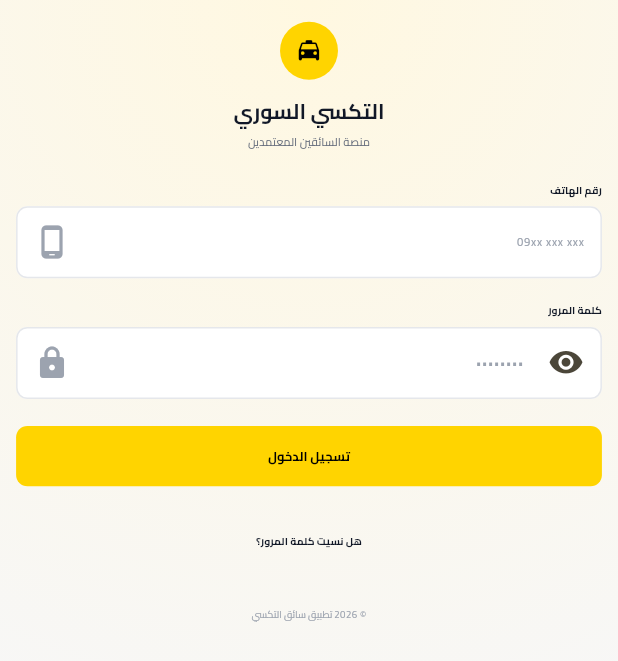
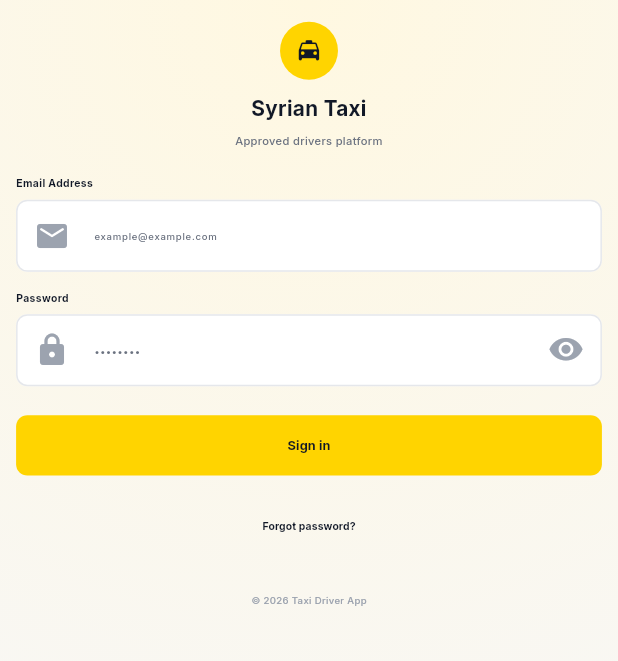
Before and after one commit to kamal635/taxi_driver_app, a Flutter app: the screen it shows after launch, on a phone screen of 412 x 824 dp. Shown: the top 661 px of the screen. Run offline on Flutter 3.47's test engine with Material 3 defaults, Android fonts, the phone set to English and light mode, and no system bars; our stand-ins replace flutter_riverpod, flutter_screenutil, go_router.

Commit message:
style(auth): polish login UI

```diff
--- a/lib/app/app.dart
+++ b/lib/app/app.dart
@@ -22,8 +22,8 @@ class TaxiDriverApp extends StatelessWidget {
         onGenerateTitle: (context) => context.l10n.appTitle,
         localizationsDelegates: AppLocalizations.localizationsDelegates,
         supportedLocales: AppLocalizations.supportedLocales,
-        locale: const Locale('ar'),
-        theme: AppTheme.light(const Locale('ar')),
+        locale: const Locale('en'),
+        theme: AppTheme.light(const Locale('en')),
         routerConfig: AppRouter.router,
       ),
     );
--- a/lib/app/theme/app_colors.dart
+++ b/lib/app/theme/app_colors.dart
@@ -11,4 +11,6 @@ final class AppColors {
 
   static const border = Color(0xFFE5E7EB);
   static const iconMuted = Color(0xFF9CA3AF);
+
+  static const erorr = Color(0xFFEF4444);
 }
--- /dev/null
+++ b/lib/app/theme/app_spacing.dart
@@ -0,0 +1,23 @@
+import 'package:flutter/widgets.dart';
+import 'package:flutter_screenutil/flutter_screenutil.dart';
+
+final class AppSpacing {
+  static SizedBox h(double value) => SizedBox(height: value.h);
+  static SizedBox w(double value) => SizedBox(width: value.w);
+
+  static SizedBox get h4 => h(4);
+  static SizedBox get h6 => h(6);
+  static SizedBox get h8 => h(8);
+  static SizedBox get h10 => h(10);
+  static SizedBox get h12 => h(12);
+  static SizedBox get h14 => h(14);
+  static SizedBox get h16 => h(16);
+  static SizedBox get h18 => h(18);
+  static SizedBox get h24 => h(24);
+  static SizedBox get h32 => h(32);
+
+  static SizedBox get w4 => w(4);
+  static SizedBox get w8 => w(8);
+  static SizedBox get w12 => w(12);
+  static SizedBox get w16 => w(16);
+}
--- a/lib/app/theme/app_typography.dart
+++ b/lib/app/theme/app_typography.dart
@@ -1,24 +1,88 @@
 import 'package:flutter/material.dart';
+import 'package:flutter_screenutil/flutter_screenutil.dart';
 import 'package:taxi_driver_app/app/theme/app_colors.dart';
 
 final class AppTypography {
-  static const title = TextStyle(
+  // Titles
+  static TextStyle get titleLg => TextStyle(
+    fontSize: 26.sp,
     fontWeight: FontWeight.w800,
     color: AppColors.textPrimary,
+    height: 1.15,
   );
 
-  static const subtitle = TextStyle(
+  static TextStyle get titleMd => TextStyle(
+    fontSize: 22.sp,
+    fontWeight: FontWeight.w800,
+    color: AppColors.textPrimary,
+    height: 1.2,
+  );
+
+  static TextStyle get titleSm => TextStyle(
+    fontSize: 18.sp,
+    fontWeight: FontWeight.w800,
+    color: AppColors.textPrimary,
+    height: 1.25,
+  );
+
+  // Subtitles
+  static TextStyle get subtitleMd => TextStyle(
+    fontSize: 14.sp,
     fontWeight: FontWeight.w500,
     color: AppColors.textSecondary,
+    height: 1.3,
   );
 
-  static const label = TextStyle(
+  static TextStyle get subtitleSm => TextStyle(
+    fontSize: 12.sp,
+    fontWeight: FontWeight.w500,
+    color: AppColors.textSecondary,
+    height: 1.3,
+  );
+
+  // Labels (for field labels, section labels)
+  static TextStyle get labelMd => TextStyle(
+    fontSize: 13.sp,
     fontWeight: FontWeight.w700,
     color: AppColors.textPrimary,
+    height: 1.25,
   );
 
-  static const body = TextStyle(
+  static TextStyle get labelSm => TextStyle(
+    fontSize: 12.sp,
+    fontWeight: FontWeight.w700,
+    color: AppColors.textPrimary,
+    height: 1.25,
+  );
+
+  // Body (regular text)
+  static TextStyle get bodyMd => TextStyle(
+    fontSize: 14.sp,
     fontWeight: FontWeight.w500,
     color: AppColors.textPrimary,
+    height: 1.35,
+  );
+
+  static TextStyle get bodySm => TextStyle(
+    fontSize: 13.sp,
+    fontWeight: FontWeight.w500,
+    color: AppColors.textPrimary,
+    height: 1.35,
+  );
+
+  // Muted body (helper text, hints)
+  static TextStyle get bodyMuted => TextStyle(
+    fontSize: 12.sp,
+    fontWeight: FontWeight.w500,
+    color: AppColors.textSecondary,
+    height: 1.35,
+  );
+
+  // Button text
+  static TextStyle get button => TextStyle(
+    fontSize: 16.sp,
+    fontWeight: FontWeight.w800,
+    color: AppColors.textPrimary,
+    height: 1.2,
   );
 }
--- a/lib/core/constants/app_icons.dart
+++ b/lib/core/constants/app_icons.dart
@@ -2,7 +2,7 @@ import 'package:flutter/material.dart';
 
 final class AppIcons {
   static const IconData taxi = Icons.local_taxi_rounded;
-  static const IconData phone = Icons.phone_android_rounded;
+  static const IconData email = Icons.email_rounded;
   static const IconData lock = Icons.lock_rounded;
   static const IconData eye = Icons.visibility_rounded;
   static const IconData eyeOff = Icons.visibility_off_rounded;
--- a/lib/core/widgets/app_button.dart
+++ b/lib/core/widgets/app_button.dart
@@ -1,6 +1,7 @@
 import 'package:flutter/material.dart';
 import 'package:flutter_screenutil/flutter_screenutil.dart';
 import 'package:taxi_driver_app/app/theme/app_colors.dart';
+import 'package:taxi_driver_app/app/theme/app_typography.dart';
 
 class AppButton extends StatelessWidget {
   const AppButton({
@@ -23,7 +24,7 @@ class AppButton extends StatelessWidget {
         onPressed: isLoading ? null : onPressed,
         style: ElevatedButton.styleFrom(
           backgroundColor: AppColors.taxiYellow,
-          foregroundColor: Colors.black,
+          foregroundColor: AppColors.textPrimary,
           elevation: 0,
           shape: RoundedRectangleBorder(
             borderRadius: BorderRadius.circular(14.r),
@@ -33,14 +34,14 @@ class AppButton extends StatelessWidget {
             ? SizedBox(
                 width: 18.w,
                 height: 18.w,
-                child: const CircularProgressIndicator(strokeWidth: 2),
+                child: const CircularProgressIndicator(
+                  strokeWidth: 2,
+                  color: AppColors.taxiYellow,
+                ),
               )
             : Text(
                 label,
-                style: TextStyle(
-                  fontSize: 16.sp,
-                  fontWeight: FontWeight.w800,
-                ),
+                style: AppTypography.button,
               ),
       ),
     );
--- a/lib/core/widgets/app_text_button.dart
+++ b/lib/core/widgets/app_text_button.dart
@@ -1,6 +1,7 @@
 import 'package:flutter/material.dart';
 import 'package:flutter_screenutil/flutter_screenutil.dart';
 import 'package:taxi_driver_app/app/theme/app_colors.dart';
+import 'package:taxi_driver_app/app/theme/app_typography.dart';
 
 class AppTextButton extends StatelessWidget {
   const AppTextButton({
@@ -25,11 +26,7 @@ class AppTextButton extends StatelessWidget {
       ),
       child: Text(
         label,
-        style: TextStyle(
-          fontSize: 13.sp,
-          fontWeight: FontWeight.w700,
-          color: AppColors.textPrimary,
-        ),
+        style: AppTypography.labelMd,
       ),
     );
   }
--- a/lib/core/widgets/app_text_field.dart
+++ b/lib/core/widgets/app_text_field.dart
@@ -1,6 +1,8 @@
 import 'package:flutter/material.dart';
 import 'package:flutter_screenutil/flutter_screenutil.dart';
 import 'package:taxi_driver_app/app/theme/app_colors.dart';
+import 'package:taxi_driver_app/app/theme/app_spacing.dart';
+import 'package:taxi_driver_app/app/theme/app_typography.dart';
 
 class AppTextField extends StatelessWidget {
   const AppTextField({
@@ -51,14 +53,10 @@ class AppTextField extends StatelessWidget {
             alignment: AlignmentDirectional.centerStart,
             child: Text(
               labelText!,
-              style: TextStyle(
-                fontSize: 13.sp,
-                fontWeight: FontWeight.w700,
-                color: AppColors.textPrimary,
-              ),
+              style: AppTypography.labelMd,
             ),
           ),
-          SizedBox(height: 8.h),
+          AppSpacing.h8,
         ],
         TextFormField(
           controller: controller,
@@ -70,32 +68,22 @@ class AppTextField extends StatelessWidget {
           autofillHints: autofillHints,
           onChanged: onChanged,
           onFieldSubmitted: onFieldSubmitted,
-          style: TextStyle(
-            fontSize: 14.sp,
-            fontWeight: FontWeight.w600,
-            color: AppColors.textPrimary,
-          ),
+          style: AppTypography.bodyMd,
           validator: validator,
           decoration: InputDecoration(
             hintText: hintText,
-            hintStyle: TextStyle(
-              fontSize: 14.sp,
-              fontWeight: FontWeight.w500,
-              color: AppColors.iconMuted,
-            ),
+            hintStyle: AppTypography.bodyMuted,
             filled: true,
             fillColor: Colors.white,
             contentPadding: EdgeInsets.symmetric(
               horizontal: 14.w,
               vertical: 14.h,
             ),
-            prefixIcon: prefixIcon,
-            suffixIcon: suffixIcon == null
-                ? null
-                : IconTheme(
-                    data: const IconThemeData(color: AppColors.iconMuted),
-                    child: suffixIcon!,
-                  ),
+            prefixIcon: IconTheme(
+              data: const IconThemeData(color: AppColors.iconMuted),
+              child: prefixIcon!,
+            ),
+            suffixIcon: suffixIcon,
             border: OutlineInputBorder(
               borderRadius: BorderRadius.circular(14.r),
               borderSide: const BorderSide(color: AppColors.border),
@@ -113,11 +101,11 @@ class AppTextField extends StatelessWidget {
             ),
             errorBorder: OutlineInputBorder(
               borderRadius: BorderRadius.circular(14.r),
-              borderSide: const BorderSide(color: Colors.redAccent),
+              borderSide: const BorderSide(color: AppColors.erorr),
             ),
             focusedErrorBorder: OutlineInputBorder(
               borderRadius: BorderRadius.circular(14.r),
-              borderSide: const BorderSide(color: Colors.redAccent, width: 1.6),
+              borderSide: const BorderSide(color: AppColors.erorr, width: 1.6),
             ),
           ),
         ),
--- a/lib/features/auth/presentation/pages/login_page.dart
+++ b/lib/features/auth/presentation/pages/login_page.dart
@@ -5,24 +5,8 @@ import 'package:taxi_driver_app/features/auth/presentation/widgets/login_footer.
 import 'package:taxi_driver_app/features/auth/presentation/widgets/login_form.dart';
 import 'package:taxi_driver_app/features/auth/presentation/widgets/login_header.dart';
 
-class LoginPage extends StatefulWidget {
+class LoginPage extends StatelessWidget {
   const LoginPage({super.key});
-
-  @override
-  State<LoginPage> createState() => _LoginPageState();
-}
-
-class _LoginPageState extends State<LoginPage> {
-  final _phoneController = TextEditingController();
-  final _passwordController = TextEditingController();
-  bool _obscurePassword = true;
-
-  @override
-  void dispose() {
-    _phoneController.dispose();
-    _passwordController.dispose();
-    super.dispose();
-  }
 
   @override
   Widget build(BuildContext context) {
@@ -33,7 +17,7 @@ class _LoginPageState extends State<LoginPage> {
         decoration: const BoxDecoration(
           gradient: RadialGradient(
             center: Alignment.topCenter,
-            radius: 1.25,
+            radius: 1.5,
             colors: [AppColors.bgWarm, AppColors.bgBase],
           ),
         ),
@@ -42,15 +26,18 @@ class _LoginPageState extends State<LoginPage> {
             padding: EdgeInsets.symmetric(horizontal: 20.w),
             child: Column(
               children: [
+                /// Header with logo and titles
                 const LoginHeader(),
+
                 LoginForm(
-                  phoneController: _phoneController,
-                  passwordController: _passwordController,
-                  obscurePassword: _obscurePassword,
-                  onTogglePasswordVisibility: () {
-                    setState(() => _obscurePassword = !_obscurePassword);
-                  },
+                  emailController: TextEditingController(),
+                  passwordController: TextEditingController(),
+                  obscurePassword: true,
+                  onTogglePasswordVisibility: () {},
                 ),
+
+                /// Footer widget for the login page,
+                /// showing copyright information
                 const LoginFooter(),
               ],
             ),
--- a/lib/features/auth/presentation/widgets/login_footer.dart
+++ b/lib/features/auth/presentation/widgets/login_footer.dart
@@ -1,6 +1,7 @@
 import 'package:flutter/material.dart';
 import 'package:flutter_screenutil/flutter_screenutil.dart';
 import 'package:taxi_driver_app/app/theme/app_colors.dart';
+import 'package:taxi_driver_app/app/theme/app_typography.dart';
 import 'package:taxi_driver_app/core/extensions/l10n_x.dart';
 
 class LoginFooter extends StatelessWidget {
@@ -10,14 +11,9 @@ class LoginFooter extends StatelessWidget {
   Widget build(BuildContext context) {
     return Padding(
       padding: EdgeInsets.only(top: 26.h),
-      child: Align(
-        child: Text(
-          context.l10n.copyright,
-          style: TextStyle(
-            fontSize: 12.sp,
-            color: AppColors.iconMuted,
-          ),
-        ),
+      child: Text(
+        context.l10n.copyright,
+        style: AppTypography.subtitleSm.copyWith(color: AppColors.iconMuted),
       ),
     );
   }
--- a/lib/features/auth/presentation/widgets/login_form.dart
+++ b/lib/features/auth/presentation/widgets/login_form.dart
@@ -1,4 +1,6 @@
 import 'package:flutter/material.dart';
+import 'package:taxi_driver_app/app/theme/app_colors.dart';
+import 'package:taxi_driver_app/app/theme/app_spacing.dart';
 import 'package:taxi_driver_app/core/constants/app_icons.dart';
 import 'package:taxi_driver_app/core/extensions/l10n_x.dart';
 import 'package:taxi_driver_app/core/widgets/app_button.dart';
@@ -7,14 +9,14 @@ import 'package:taxi_driver_app/core/widgets/app_text_field.dart';
 
 class LoginForm extends StatelessWidget {
   const LoginForm({
-    required this.phoneController,
+    required this.emailController,
     required this.passwordController,
     required this.obscurePassword,
     required this.onTogglePasswordVisibility,
     super.key,
   });
 
-  final TextEditingController phoneController;
+  final TextEditingController emailController;
   final TextEditingController passwordController;
 
   final bool obscurePassword;
@@ -24,35 +26,48 @@ class LoginForm extends StatelessWidget {
   Widget build(BuildContext context) {
     return Column(
       children: [
+        /// Email input field
         AppTextField(
-          controller: phoneController,
-          labelText: context.l10n.phoneNumberLabel,
-          hintText: context.l10n.phoneHint,
-          keyboardType: TextInputType.phone,
+          controller: emailController,
+          labelText: context.l10n.emailLabel,
+          hintText: context.l10n.emailHint,
+          keyboardType: TextInputType.emailAddress,
           textInputAction: TextInputAction.next,
-          suffixIcon: const Icon(AppIcons.phone),
+          prefixIcon: const Icon(AppIcons.email),
         ),
-        const SizedBox(height: 16),
+
+        AppSpacing.h16,
+
+        /// Password input field with visibility toggle
         AppTextField(
           controller: passwordController,
           labelText: context.l10n.passwordLabel,
           hintText: context.l10n.passwordHint,
           obscureText: obscurePassword,
           textInputAction: TextInputAction.done,
-          suffixIcon: const Icon(AppIcons.lock),
-          prefixIcon: IconButton(
+          prefixIcon: const Icon(AppIcons.lock),
+          suffixIcon: IconButton(
+            color: AppColors.iconMuted,
             onPressed: onTogglePasswordVisibility,
-            icon: Icon(obscurePassword ? AppIcons.eye : AppIcons.eyeOff),
+            icon: Icon(
+              obscurePassword ? AppIcons.eye : AppIcons.eyeOff,
+            ),
           ),
         ),
-        const SizedBox(height: 18),
+
+        AppSpacing.h24,
+
+        /// Sign in button
         AppButton(
           label: context.l10n.signIn,
           onPressed: () {
             // UI only for now (no logic yet)
           },
         ),
-        const SizedBox(height: 12),
+
+        AppSpacing.h12,
+
+        /// Forgot password text button
         AppTextButton(
           label: context.l10n.forgotPassword,
           onPressed: () {
--- a/lib/features/auth/presentation/widgets/login_header.dart
+++ b/lib/features/auth/presentation/widgets/login_header.dart
@@ -1,6 +1,8 @@
 import 'package:flutter/material.dart';
 import 'package:flutter_screenutil/flutter_screenutil.dart';
 import 'package:taxi_driver_app/app/theme/app_colors.dart';
+import 'package:taxi_driver_app/app/theme/app_spacing.dart';
+import 'package:taxi_driver_app/app/theme/app_typography.dart';
 import 'package:taxi_driver_app/core/constants/app_icons.dart';
 import 'package:taxi_driver_app/core/extensions/l10n_x.dart';
 
@@ -11,7 +13,9 @@ class LoginHeader extends StatelessWidget {
   Widget build(BuildContext context) {
     return Column(
       children: [
-        SizedBox(height: 18.h),
+        AppSpacing.h18,
+
+        /// Logo in a circular container
         Container(
           width: 72.w,
           height: 72.w,
@@ -21,29 +25,34 @@ class LoginHeader extends StatelessWidget {
           ),
           child: Icon(
             AppIcons.taxi,
-            size: 34.sp,
-            color: Colors.black,
-          ),
-        ),
-        SizedBox(height: 14.h),
-        Text(
-          context.l10n.brandName,
-          style: TextStyle(
-            fontSize: 26.sp,
-            fontWeight: FontWeight.w800,
+            size: 34.w,
             color: AppColors.textPrimary,
           ),
         ),
-        SizedBox(height: 6.h),
+
+        AppSpacing.h14,
+
+        /// Brand name text
+        Text(
+          context.l10n.brandName,
+          textAlign: TextAlign.center,
+          maxLines: 1,
+          overflow: TextOverflow.ellipsis,
+          style: AppTypography.titleLg,
+        ),
+
+        AppSpacing.h10,
+
+        /// Subtitle text below the brand name
         Text(
           context.l10n.brandSubtitle,
-          style: TextStyle(
-            fontSize: 14.sp,
-            fontWeight: FontWeight.w500,
-            color: AppColors.textSecondary,
-          ),
+          textAlign: TextAlign.center,
+          maxLines: 2,
+          overflow: TextOverflow.ellipsis,
+          style: AppTypography.subtitleMd,
         ),
-        SizedBox(height: 26.h),
+
+        AppSpacing.h24,
       ],
     );
   }
--- a/lib/l10n/app_ar.arb
+++ b/lib/l10n/app_ar.arb
@@ -3,8 +3,8 @@
   "appTitle": "تطبيق سائق التكسي",
   "brandName": "التكسي السوري",
   "brandSubtitle": "منصة السائقين المعتمدين",
-  "phoneNumberLabel": "رقم الهاتف",
-  "phoneHint": "09xx xxx xxx",
+  "emailLabel": "البريد الإلكتروني",
+  "emailHint":  "example@example.com",
   "passwordLabel": "كلمة المرور",
   "passwordHint": "••••••••",
   "signIn": "تسجيل الدخول",
--- a/lib/l10n/app_en.arb
+++ b/lib/l10n/app_en.arb
@@ -3,8 +3,8 @@
   "appTitle": "Taxi Driver App",
   "brandName": "Syrian Taxi",
   "brandSubtitle": "Approved drivers platform",
-  "phoneNumberLabel": "Phone number",
-  "phoneHint": "09xx xxx xxx",
+  "emailLabel": "Email Address",
+  "emailHint":  "example@example.com",
   "passwordLabel": "Password",
   "passwordHint": "••••••••",
   "signIn": "Sign in",
--- a/lib/l10n/app_localizations.dart
+++ b/lib/l10n/app_localizations.dart
@@ -116,17 +116,17 @@ abstract class AppLocalizations {
   /// **'Approved drivers platform'**
   String get brandSubtitle;
 
-  /// No description provided for @phoneNumberLabel.
+  /// No description provided for @emailLabel.
   ///
   /// In en, this message translates to:
-  /// **'Phone number'**
-  String get phoneNumberLabel;
+  /// **'Email Address'**
+  String get emailLabel;
 
-  /// No description provided for @phoneHint.
+  /// No description provided for @emailHint.
   ///
   /// In en, this message translates to:
-  /// **'09xx xxx xxx'**
-  String get phoneHint;
+  /// **'example@example.com'**
+  String get emailHint;
 
   /// No description provided for @passwordLabel.
   ///
--- a/lib/l10n/app_localizations_ar.dart
+++ b/lib/l10n/app_localizations_ar.dart
@@ -18,10 +18,10 @@ class AppLocalizationsAr extends AppLocalizations {
   String get brandSubtitle => 'منصة السائقين المعتمدين';
 
   @override
-  String get phoneNumberLabel => 'رقم الهاتف';
+  String get emailLabel => 'البريد الإلكتروني';
 
   @override
-  String get phoneHint => '09xx xxx xxx';
+  String get emailHint => 'example@example.com';
 
   @override
   String get passwordLabel => 'كلمة المرور';
--- a/lib/l10n/app_localizations_en.dart
+++ b/lib/l10n/app_localizations_en.dart
@@ -18,10 +18,10 @@ class AppLocalizationsEn extends AppLocalizations {
   String get brandSubtitle => 'Approved drivers platform';
 
   @override
-  String get phoneNumberLabel => 'Phone number';
+  String get emailLabel => 'Email Address';
 
   @override
-  String get phoneHint => '09xx xxx xxx';
+  String get emailHint => 'example@example.com';
 
   @override
   String get passwordLabel => 'Password';
```
